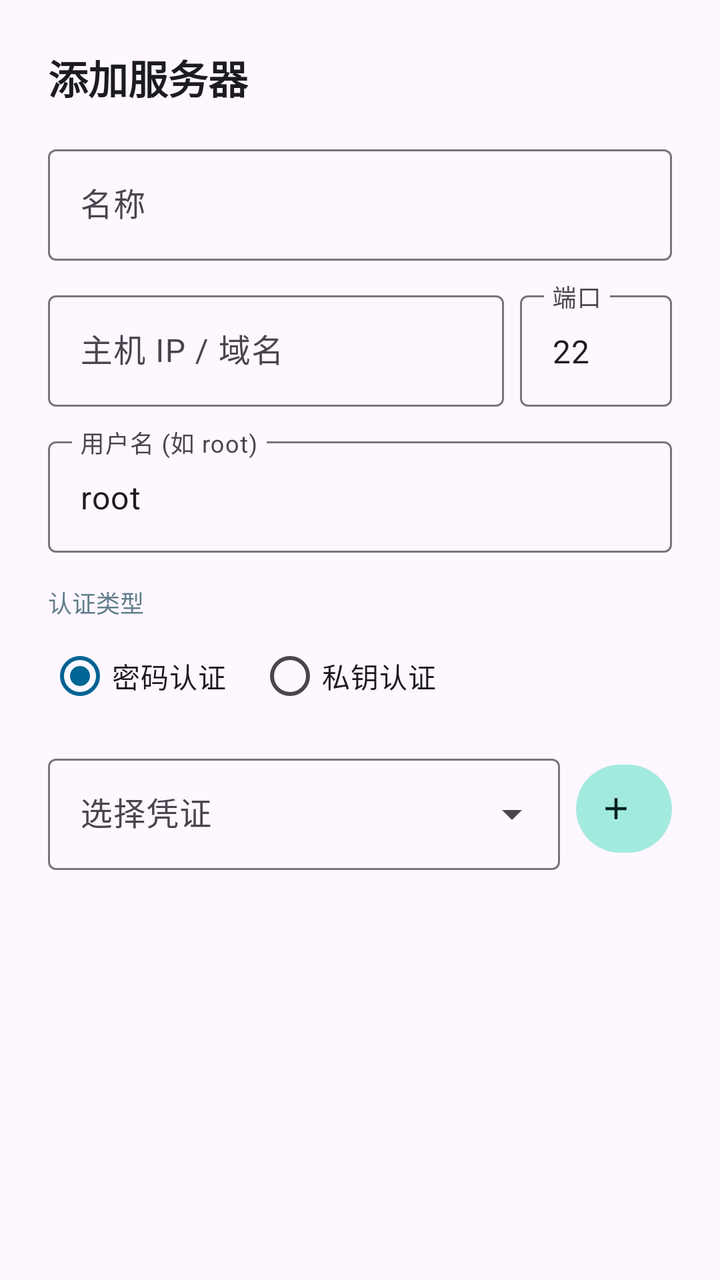
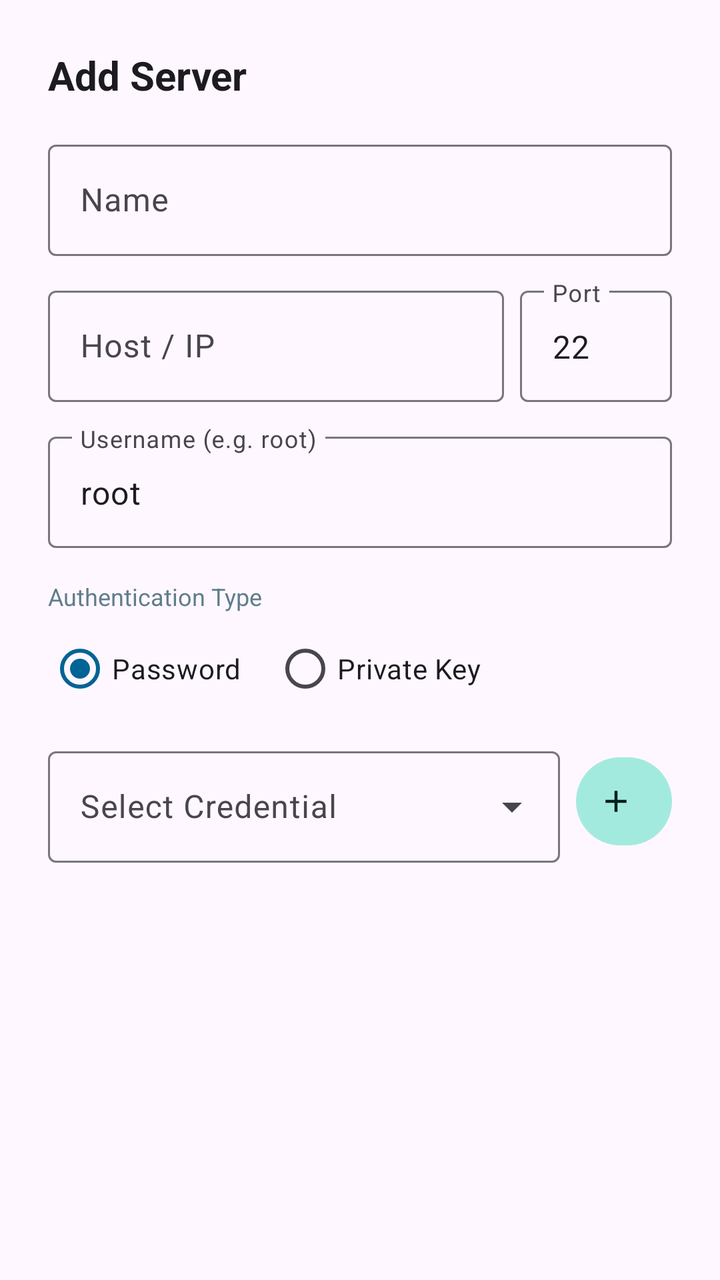

Before-and-after screenshots of an Android layout around one commit, followed by the original layout XML and the change that was made.
<!-- AndroidManifest.xml: application theme Theme.SSHRemoteExec -->
<!-- res/layout/dialog_edit_server.xml -->
<?xml version="1.0" encoding="utf-8"?>
<ScrollView xmlns:android="http://schemas.android.com/apk/res/android"
    xmlns:app="http://schemas.android.com/apk/res-auto"
    android:layout_width="match_parent"
    android:layout_height="wrap_content">

    <LinearLayout
        android:layout_width="match_parent"
        android:layout_height="wrap_content"
        android:orientation="vertical"
        android:padding="24dp">

        <TextView
            android:id="@+id/tv_dialog_title"
            android:layout_width="wrap_content"
            android:layout_height="wrap_content"
            android:text="@string/btn_add_server"
            android:textColor="@color/text_primary"
            android:textSize="20sp"
            android:textStyle="bold" />

        <com.google.android.material.textfield.TextInputLayout
            android:layout_width="match_parent"
            android:layout_height="wrap_content"
            android:layout_marginTop="16dp"
            android:hint="@string/name"
            app:boxBackgroundMode="outline">

            <com.google.android.material.textfield.TextInputEditText
                android:id="@+id/et_server_name"
                android:layout_width="match_parent"
                android:layout_height="wrap_content"
                android:singleLine="true" />
        </com.google.android.material.textfield.TextInputLayout>

        <LinearLayout
            android:layout_width="match_parent"
            android:layout_height="wrap_content"
            android:layout_marginTop="12dp"
            android:orientation="horizontal">

            <com.google.android.material.textfield.TextInputLayout
                android:layout_width="0dp"
                android:layout_height="wrap_content"
                android:layout_weight="3"
                android:hint="@string/host"
                app:boxBackgroundMode="outline">

                <com.google.android.material.textfield.TextInputEditText
                    android:id="@+id/et_host"
                    android:layout_width="match_parent"
                    android:layout_height="wrap_content"
                    android:singleLine="true" />
            </com.google.android.material.textfield.TextInputLayout>

            <com.google.android.material.textfield.TextInputLayout
                android:layout_width="0dp"
                android:layout_height="wrap_content"
                android:layout_marginStart="8dp"
                android:layout_weight="1"
                android:hint="端口"
                app:boxBackgroundMode="outline">

                <com.google.android.material.textfield.TextInputEditText
                    android:id="@+id/et_port"
                    android:layout_width="match_parent"
                    android:layout_height="wrap_content"
                    android:inputType="number"
                    android:text="22" />
            </com.google.android.material.textfield.TextInputLayout>
        </LinearLayout>

        <com.google.android.material.textfield.TextInputLayout
            android:layout_width="match_parent"
            android:layout_height="wrap_content"
            android:layout_marginTop="12dp"
            android:hint="@string/username"
            app:boxBackgroundMode="outline">

            <com.google.android.material.textfield.TextInputEditText
                android:id="@+id/et_username"
                android:layout_width="match_parent"
                android:layout_height="wrap_content"
                android:singleLine="true"
                android:text="root" />
        </com.google.android.material.textfield.TextInputLayout>

        <TextView
            android:layout_width="wrap_content"
            android:layout_height="wrap_content"
            android:layout_marginTop="16dp"
            android:text="@string/auth_type"
            android:textColor="@color/text_secondary"
            android:textSize="12sp" />

        <RadioGroup
            android:id="@+id/rg_auth_type"
            android:layout_width="match_parent"
            android:layout_height="wrap_content"
            android:layout_marginTop="4dp"
            android:orientation="horizontal">

            <RadioButton
                android:id="@+id/rb_auth_password"
                android:layout_width="wrap_content"
                android:layout_height="wrap_content"
                android:checked="true"
                android:text="@string/auth_password" />

            <RadioButton
                android:id="@+id/rb_auth_key"
                android:layout_width="wrap_content"
                android:layout_height="wrap_content"
                android:layout_marginStart="16dp"
                android:text="@string/auth_key" />
        </RadioGroup>

        <LinearLayout
            android:layout_width="match_parent"
            android:layout_height="wrap_content"
            android:layout_marginTop="12dp"
            android:gravity="center_vertical"
            android:orientation="horizontal">

            <com.google.android.material.textfield.TextInputLayout
                android:id="@+id/layout_keys"
                style="@style/Widget.Material3.TextInputLayout.OutlinedBox.ExposedDropdownMenu"
                android:layout_width="0dp"
                android:layout_height="wrap_content"
                android:layout_weight="1"
                android:hint="@string/select_credential">

                <AutoCompleteTextView
                    android:id="@+id/actv_keys"
                    android:layout_width="match_parent"
                    android:layout_height="wrap_content"
                    android:inputType="none" />
            </com.google.android.material.textfield.TextInputLayout>

            <com.google.android.material.button.MaterialButton
                android:id="@+id/btn_quick_add_key"
                style="@style/Widget.Material3.Button.TonalButton"
                android:layout_width="48dp"
                android:layout_height="52dp"
                android:layout_marginStart="8dp"
                android:contentDescription="@string/btn_add_key"
                android:padding="0dp"
                app:icon="@drawable/ic_add"
                app:iconGravity="textStart" />
        </LinearLayout>

    </LinearLayout>
</ScrollView>
<!-- resources referenced by this layout -->
<resources>
  <color name="text_primary">#1C1B1F</color>
  <color name="text_secondary">#607D8B</color>
  <!-- drawable ic_add (drawable) -->
  <vector xmlns:android="http://schemas.android.com/apk/res/android"
      android:width="24dp"
      android:height="24dp"
      android:viewportWidth="24"
      android:viewportHeight="24">
    <path
        android:fillColor="#FF000000"
        android:pathData="M19,13h-6v6h-2v-6H5v-2h6V5h2v6h6v2z"/>
  </vector>
  <string name="auth_key">私钥认证</string>
  <string name="auth_password">密码认证</string>
  <string name="auth_type">认证类型</string>
  <string name="btn_add_key">添加凭证</string>
  <string name="btn_add_server">添加服务器</string>
  <string name="host">主机 IP / 域名</string>
  <string name="name">名称</string>
  <string name="select_credential">选择凭证</string>
  <string name="username">用户名 (如 root)</string>
  <style name="Theme.SSHRemoteExec" parent="Theme.Material3.DayNight.NoActionBar">
          <item name="colorPrimary">@color/primary</item>
          <item name="colorOnPrimary">@color/on_primary</item>
          <item name="colorPrimaryContainer">@color/primary_container</item>
          <item name="colorOnPrimaryContainer">@color/on_primary_container</item>
  
          <item name="colorSecondary">@color/secondary</item>
          <item name="colorOnSecondary">@color/on_secondary</item>
          <item name="colorSecondaryContainer">@color/secondary_container</item>
          <item name="colorOnSecondaryContainer">@color/on_secondary_container</item>
  
          
          <item name="android:statusBarColor">@color/primary</item>
          <item name="android:windowLightStatusBar">false</item>
      </style>
  <color name="primary">#006494</color>
  <color name="on_primary">#FFFFFF</color>
  <color name="primary_container">#CCE5FF</color>
  <color name="on_primary_container">#001D31</color>
  <color name="secondary">#00A896</color>
  <color name="on_secondary">#FFFFFF</color>
  <color name="secondary_container">#A3EADE</color>
  <color name="on_secondary_container">#00201C</color>
</resources>

<!-- the commit's change to res/layout/dialog_edit_server.xml (unified diff, before → after) -->
@@ -58,7 +58,7 @@
                 android:layout_height="wrap_content"
                 android:layout_marginStart="8dp"
                 android:layout_weight="1"
-                android:hint="端口"
+                android:hint="@string/port_short"
                 app:boxBackgroundMode="outline">
 
                 <com.google.android.material.textfield.TextInputEditText
<!-- resource entries referenced after the edit -->
@@ -12,15 +12,16 @@
         android:fillColor="#FF000000"
         android:pathData="M19,13h-6v6h-2v-6H5v-2h6V5h2v6h6v2z"/>
   </vector>
-  <string name="auth_key">私钥认证</string>
-  <string name="auth_password">密码认证</string>
-  <string name="auth_type">认证类型</string>
-  <string name="btn_add_key">添加凭证</string>
-  <string name="btn_add_server">添加服务器</string>
-  <string name="host">主机 IP / 域名</string>
-  <string name="name">名称</string>
-  <string name="select_credential">选择凭证</string>
-  <string name="username">用户名 (如 root)</string>
+  <string name="auth_key">Private Key</string>
+  <string name="auth_password">Password</string>
+  <string name="auth_type">Authentication Type</string>
+  <string name="btn_add_key">Add Credential</string>
+  <string name="btn_add_server">Add Server</string>
+  <string name="host">Host / IP</string>
+  <string name="name">Name</string>
+  <string name="port_short">Port</string>
+  <string name="select_credential">Select Credential</string>
+  <string name="username">Username (e.g. root)</string>
   <style name="Theme.SSHRemoteExec" parent="Theme.Material3.DayNight.NoActionBar">
           <item name="colorPrimary">@color/primary</item>
           <item name="colorOnPrimary">@color/on_primary</item>
